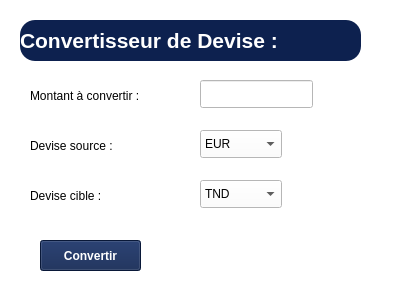
First picture: the form in convertisseurwindow.ui, repository ProjetCpp-2425/projetcpp-smart-clothing-store, before the edit.
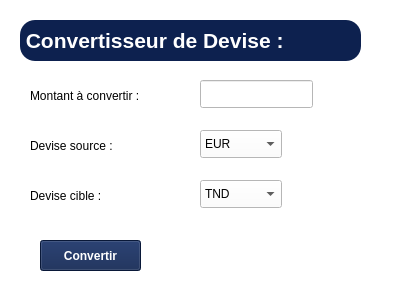
Second picture: the form after the edit.

Patch:
```diff
--- a/convertisseurwindow.ui
+++ b/convertisseurwindow.ui
@@ -144,7 +144,7 @@
 border-radius: 15px; </string>
    </property>
    <property name="text">
-    <string>Convertisseur de Devise :</string>
+    <string> Convertisseur de Devise :</string>
    </property>
   </widget>
   <widget class="QLabel" name="resultLabel">
```
